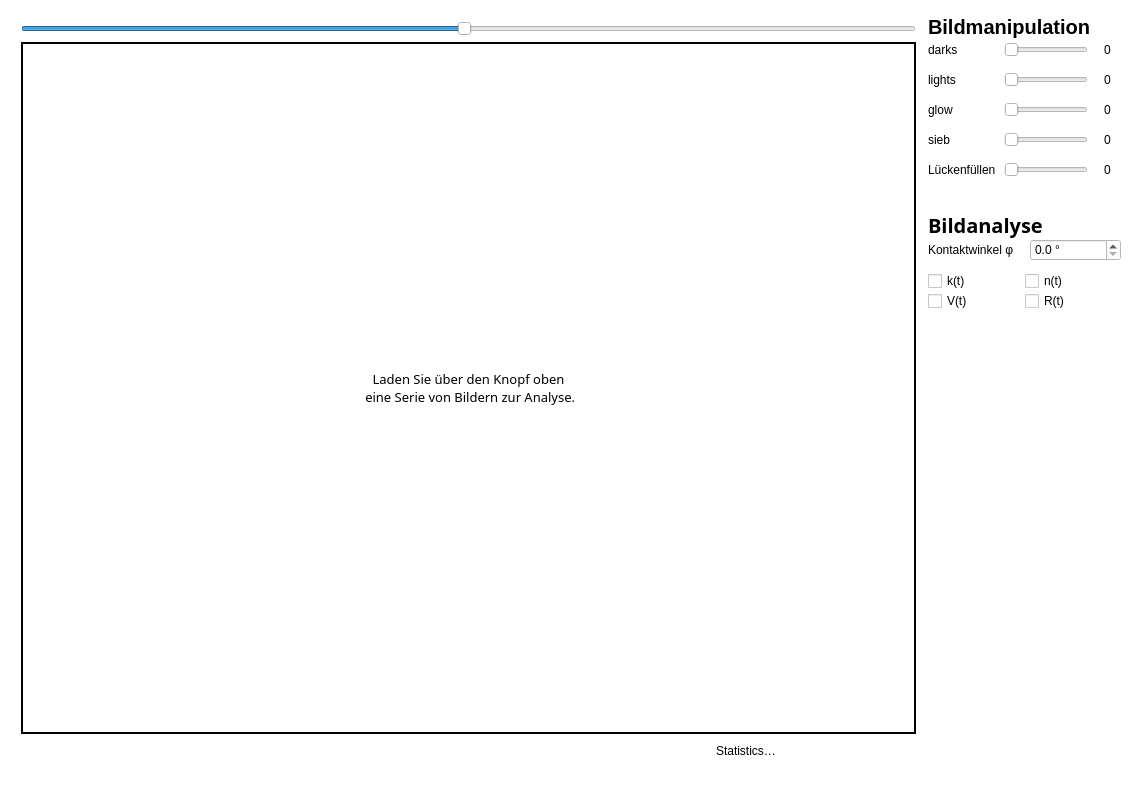
Before: the Qt Designer form Design.ui in Nico-Enghardt/Tropfen-Serien-Analyse, drawn with Qt 5.
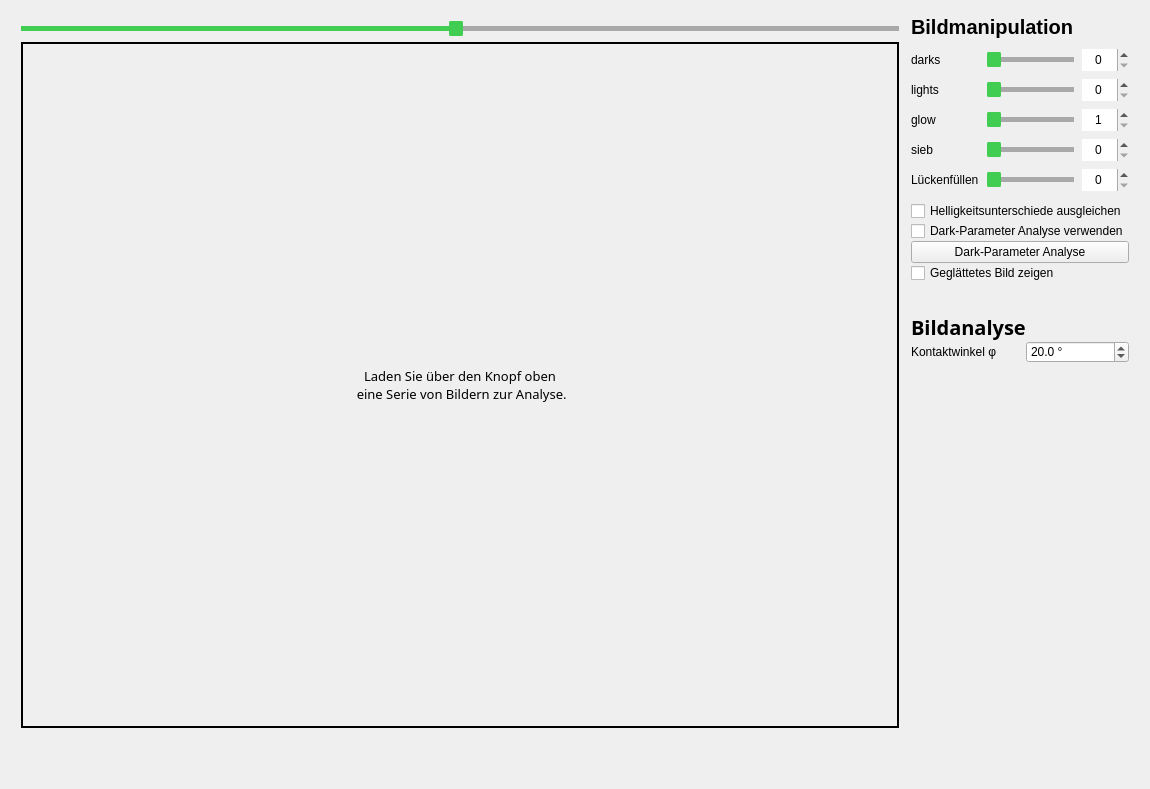
After: the same form once the commit is applied. Icons and pictures are not drawn.

What changed in the file:
```diff
--- a/Design.ui
+++ b/Design.ui
@@ -6,8 +6,8 @@
    <rect>
     <x>0</x>
     <y>0</y>
-    <width>1142</width>
-    <height>795</height>
+    <width>1150</width>
+    <height>789</height>
    </rect>
   </property>
   <property name="minimumSize">
@@ -28,7 +28,82 @@
   <property name="styleSheet">
    <string notr="true">background-color: rgb(255,255,255);
 color:black;
-font: 57 10pt &quot;NotoSerifTamilSlanted Medium&quot;;</string>
+font: 57 10pt &quot;NotoSerifTamilSlanted Medium&quot;;
+
+/*-----QSlider-----*/
+QSlider 
+{
+	background-color: transparent;
+
+}
+
+QSlider::groove:horizontal 
+{
+	background-color: transparent;
+	height: 5px;
+
+}
+
+
+QSlider::sub-page:horizontal 
+{
+	background-color: #41cd52;
+
+}
+
+
+QSlider::add-page:horizontal 
+{
+	background-color: #a9a9aa;
+
+}
+
+
+QSlider::handle:horizontal 
+{
+	background-color: #41cd52;
+	width: 14px;
+	margin-top: -6px;
+	margin-bottom: -6px;
+	border-radius: 3px;
+
+}
+
+
+QSlider::handle:horizontal:hover 
+{
+	background-color: #22af00;
+	border-radius: 3px;
+
+}
+
+
+QSlider::sub-page:horizontal:disabled 
+{
+	background-color: #bbb;
+	border-color: #999;
+
+}
+
+
+QSlider::add-page:horizontal:disabled 
+{
+	background-color: #eee;
+	border-color: #999;
+
+}
+
+
+QSlider::handle:horizontal:disabled 
+{
+	background-color: #eee;
+	border: 1px solid #aaa;
+	border-radius: 3px;
+
+}</string>
+  </property>
+  <property name="documentMode">
+   <bool>false</bool>
   </property>
   <property name="tabShape">
    <enum>QTabWidget::Triangular</enum>
@@ -46,7 +121,7 @@
    <property name="styleSheet">
     <string notr="true"/>
    </property>
-   <layout class="QGridLayout" name="gridLayout_2" rowstretch="10,0" columnstretch="4,0,0,0,0">
+   <layout class="QGridLayout" name="gridLayout_2" rowstretch="10,0" columnstretch="4,0,0,1">
     <property name="leftMargin">
      <number>15</number>
     </property>
@@ -62,7 +137,217 @@
     <property name="spacing">
      <number>0</number>
     </property>
-    <item row="0" column="4">
+    <item row="1" column="0" colspan="4">
+     <layout class="QVBoxLayout" name="timelineContainer">
+      <property name="leftMargin">
+       <number>6</number>
+      </property>
+      <property name="topMargin">
+       <number>6</number>
+      </property>
+      <property name="rightMargin">
+       <number>6</number>
+      </property>
+      <property name="bottomMargin">
+       <number>6</number>
+      </property>
+     </layout>
+    </item>
+    <item row="0" column="0" colspan="2">
+     <layout class="QGridLayout" name="gridLayout">
+      <property name="leftMargin">
+       <number>6</number>
+      </property>
+      <property name="topMargin">
+       <number>6</number>
+      </property>
+      <property name="rightMargin">
+       <number>6</number>
+      </property>
+      <property name="bottomMargin">
+       <number>6</number>
+      </property>
+      <property name="spacing">
+       <number>6</number>
+      </property>
+      <item row="1" column="0" colspan="5">
+       <widget class="QLabel" name="firstLabelGoodMorning">
+        <property name="sizePolicy">
+         <sizepolicy hsizetype="Expanding" vsizetype="Expanding">
+          <horstretch>0</horstretch>
+          <verstretch>0</verstretch>
+         </sizepolicy>
+        </property>
+        <property name="minimumSize">
+         <size>
+          <width>1</width>
+          <height>1</height>
+         </size>
+        </property>
+        <property name="font">
+         <font>
+          <family>NotoSerifTamilSlanted Medium</family>
+          <pointsize>10</pointsize>
+          <weight>7</weight>
+          <italic>false</italic>
+          <bold>false</bold>
+         </font>
+        </property>
+        <property name="styleSheet">
+         <string notr="true">border: 2px solid;</string>
+        </property>
+        <property name="text">
+         <string>Laden Sie über den Knopf oben
+ eine Serie von Bildern zur Analyse.</string>
+        </property>
+        <property name="scaledContents">
+         <bool>false</bool>
+        </property>
+        <property name="alignment">
+         <set>Qt::AlignCenter</set>
+        </property>
+        <property name="wordWrap">
+         <bool>true</bool>
+        </property>
+       </widget>
+      </item>
+      <item row="2" column="0">
+       <widget class="QPushButton" name="backwardsButton">
+        <property name="enabled">
+         <bool>false</bool>
+        </property>
+        <property name="sizePolicy">
+         <sizepolicy hsizetype="Fixed" vsizetype="Fixed">
+          <horstretch>0</horstretch>
+          <verstretch>0</verstretch>
+         </sizepolicy>
+        </property>
+        <property name="maximumSize">
+         <size>
+          <width>40</width>
+          <height>16777215</height>
+         </size>
+        </property>
+        <property name="text">
+         <string/>
+        </property>
+        <property name="icon">
+         <iconset resource="resources.qrc">
+          <normaloff>:/Icons/Icons/backwards.png</normaloff>:/Icons/Icons/backwards.png</iconset>
+        </property>
+        <property name="default">
+         <bool>false</bool>
+        </property>
+        <property name="flat">
+         <bool>true</bool>
+        </property>
+       </widget>
+      </item>
+      <item row="0" column="0" colspan="5">
+       <widget class="QSlider" name="revealSlider">
+        <property name="maximum">
+         <number>101</number>
+        </property>
+        <property name="singleStep">
+         <number>1</number>
+        </property>
+        <property name="value">
+         <number>50</number>
+        </property>
+        <property name="orientation">
+         <enum>Qt::Horizontal</enum>
+        </property>
+       </widget>
+      </item>
+      <item row="2" column="2">
+       <widget class="QPushButton" name="playButton">
+        <property name="enabled">
+         <bool>false</bool>
+        </property>
+        <property name="minimumSize">
+         <size>
+          <width>0</width>
+          <height>0</height>
+         </size>
+        </property>
+        <property name="maximumSize">
+         <size>
+          <width>55</width>
+          <height>16777215</height>
+         </size>
+        </property>
+        <property name="styleSheet">
+         <string notr="true"/>
+        </property>
+        <property name="text">
+         <string/>
+        </property>
+        <property name="icon">
+         <iconset resource="resources.qrc">
+          <normaloff>:/Icons/Icons/play.png</normaloff>:/Icons/Icons/play.png</iconset>
+        </property>
+        <property name="iconSize">
+         <size>
+          <width>21</width>
+          <height>16</height>
+         </size>
+        </property>
+        <property name="flat">
+         <bool>true</bool>
+        </property>
+       </widget>
+      </item>
+      <item row="2" column="1">
+       <widget class="QPushButton" name="forwardsButton">
+        <property name="enabled">
+         <bool>false</bool>
+        </property>
+        <property name="sizePolicy">
+         <sizepolicy hsizetype="Minimum" vsizetype="Fixed">
+          <horstretch>0</horstretch>
+          <verstretch>0</verstretch>
+         </sizepolicy>
+        </property>
+        <property name="maximumSize">
+         <size>
+          <width>40</width>
+          <height>16777215</height>
+         </size>
+        </property>
+        <property name="text">
+         <string/>
+        </property>
+        <property name="icon">
+         <iconset resource="resources.qrc">
+          <normaloff>:/Icons/Icons/forwards.png</normaloff>:/Icons/Icons/forwards.png</iconset>
+        </property>
+        <property name="checkable">
+         <bool>false</bool>
+        </property>
+        <property name="default">
+         <bool>false</bool>
+        </property>
+        <property name="flat">
+         <bool>true</bool>
+        </property>
+       </widget>
+      </item>
+      <item row="2" column="3" colspan="2">
+       <spacer name="horizontalSpacer">
+        <property name="orientation">
+         <enum>Qt::Horizontal</enum>
+        </property>
+        <property name="sizeHint" stdset="0">
+         <size>
+          <width>40</width>
+          <height>20</height>
+         </size>
+        </property>
+       </spacer>
+      </item>
+     </layout>
+    </item>
+    <item row="0" column="3">
      <layout class="QVBoxLayout" name="verticalLayout_3">
       <property name="leftMargin">
        <number>6</number>
@@ -87,20 +372,35 @@
         </property>
        </widget>
       </item>
+      <item>
+       <spacer name="verticalSpacer_5">
+        <property name="orientation">
+         <enum>Qt::Vertical</enum>
+        </property>
+        <property name="sizeType">
+         <enum>QSizePolicy::Fixed</enum>
+        </property>
+        <property name="sizeHint" stdset="0">
+         <size>
+          <width>20</width>
+          <height>10</height>
+         </size>
+        </property>
+       </spacer>
+      </item>
       <item>
        <layout class="QGridLayout" name="gridLayout_4">
         <property name="spacing">
          <number>8</number>
         </property>
-        <item row="1" column="0">
-         <widget class="QLabel" name="label">
-          <property name="text">
-           <string>lights</string>
+        <item row="1" column="1">
+         <widget class="QSlider" name="lightsSlider">
+          <property name="layoutDirection">
+           <enum>Qt::LeftToRight</enum>
           </property>
-         </widget>
-        </item>
-        <item row="0" column="1">
-         <widget class="QSlider" name="darksSlider">
+          <property name="minimum">
+           <number>0</number>
+          </property>
           <property name="maximum">
            <number>255</number>
           </property>
@@ -109,8 +409,43 @@
           </property>
          </widget>
         </item>
+        <item row="3" column="2">
+         <widget class="QSpinBox" name="siebNumber">
+          <property name="frame">
+           <bool>false</bool>
+          </property>
+          <property name="alignment">
+           <set>Qt::AlignCenter</set>
+          </property>
+          <property name="buttonSymbols">
+           <enum>QAbstractSpinBox::UpDownArrows</enum>
+          </property>
+          <property name="maximum">
+           <number>30</number>
+          </property>
+         </widget>
+        </item>
+        <item row="4" column="2">
+         <widget class="QSpinBox" name="lueckenNumber">
+          <property name="frame">
+           <bool>false</bool>
+          </property>
+          <property name="alignment">
+           <set>Qt::AlignCenter</set>
+          </property>
+          <property name="buttonSymbols">
+           <enum>QAbstractSpinBox::UpDownArrows</enum>
+          </property>
+          <property name="maximum">
+           <number>30</number>
+          </property>
+         </widget>
+        </item>
         <item row="2" column="1">
          <widget class="QSlider" name="glowSlider">
+          <property name="minimum">
+           <number>1</number>
+          </property>
           <property name="maximum">
            <number>30</number>
           </property>
@@ -119,23 +454,6 @@
           </property>
          </widget>
         </item>
-        <item row="1" column="1">
-         <widget class="QSlider" name="lightsSlider">
-          <property name="maximum">
-           <number>255</number>
-          </property>
-          <property name="orientation">
-           <enum>Qt::Horizontal</enum>
-          </property>
-         </widget>
-        </item>
-        <item row="0" column="0">
-         <widget class="QLabel" name="label_2">
-          <property name="text">
-           <string>darks</string>
-          </property>
-         </widget>
-        </item>
         <item row="2" column="0">
          <widget class="QLabel" name="label_4">
           <property name="text">
@@ -143,21 +461,8 @@
           </property>
          </widget>
         </item>
-        <item row="0" column="2">
-         <widget class="QSpinBox" name="spinBox">
-          <property name="frame">
-           <bool>false</bool>
-          </property>
-          <property name="alignment">
-           <set>Qt::AlignCenter</set>
-          </property>
-          <property name="buttonSymbols">
-           <enum>QAbstractSpinBox::NoButtons</enum>
-          </property>
-         </widget>
-        </item>
         <item row="1" column="2">
-         <widget class="QSpinBox" name="spinBox_2">
+         <widget class="QSpinBox" name="lightsNumber">
           <property name="wrapping">
            <bool>false</bool>
           </property>
@@ -168,20 +473,24 @@
            <set>Qt::AlignCenter</set>
           </property>
           <property name="buttonSymbols">
-           <enum>QAbstractSpinBox::NoButtons</enum>
+           <enum>QAbstractSpinBox::UpDownArrows</enum>
           </property>
+          <property name="maximum">
+           <number>255</number>
+          </property>
          </widget>
         </item>
-        <item row="2" column="2">
-         <widget class="QSpinBox" name="spinBox_3">
-          <property name="frame">
-           <bool>false</bool>
+        <item row="1" column="0">
+         <widget class="QLabel" name="label">
+          <property name="text">
+           <string>lights</string>
           </property>
-          <property name="alignment">
-           <set>Qt::AlignCenter</set>
-          </property>
-          <property name="buttonSymbols">
-           <enum>QAbstractSpinBox::NoButtons</enum>
+         </widget>
+        </item>
+        <item row="0" column="0">
+         <widget class="QLabel" name="label_2">
+          <property name="text">
+           <string>darks</string>
           </property>
          </widget>
         </item>
@@ -202,8 +511,18 @@
           </property>
          </widget>
         </item>
-        <item row="3" column="2">
-         <widget class="QSpinBox" name="spinBox_4">
+        <item row="4" column="1">
+         <widget class="QSlider" name="lueckenSlider">
+          <property name="maximum">
+           <number>30</number>
+          </property>
+          <property name="orientation">
+           <enum>Qt::Horizontal</enum>
+          </property>
+         </widget>
+        </item>
+        <item row="2" column="2">
+         <widget class="QSpinBox" name="glowNumber">
           <property name="frame">
            <bool>false</bool>
           </property>
@@ -211,7 +530,48 @@
            <set>Qt::AlignCenter</set>
           </property>
           <property name="buttonSymbols">
-           <enum>QAbstractSpinBox::NoButtons</enum>
+           <enum>QAbstractSpinBox::UpDownArrows</enum>
+          </property>
+          <property name="minimum">
+           <number>1</number>
+          </property>
+          <property name="maximum">
+           <number>30</number>
+          </property>
+         </widget>
+        </item>
+        <item row="0" column="1">
+         <widget class="QSlider" name="darksSlider">
+          <property name="enabled">
+           <bool>true</bool>
+          </property>
+          <property name="maximum">
+           <number>255</number>
+          </property>
+          <property name="orientation">
+           <enum>Qt::Horizontal</enum>
+          </property>
+         </widget>
+        </item>
+        <item row="0" column="2">
+         <widget class="QSpinBox" name="darksNumber">
+          <property name="wrapping">
+           <bool>false</bool>
+          </property>
+          <property name="frame">
+           <bool>false</bool>
+          </property>
+          <property name="alignment">
+           <set>Qt::AlignCenter</set>
+          </property>
+          <property name="buttonSymbols">
+           <enum>QAbstractSpinBox::UpDownArrows</enum>
+          </property>
+          <property name="accelerated">
+           <bool>false</bool>
+          </property>
+          <property name="maximum">
+           <number>255</number>
           </property>
          </widget>
         </item>
@@ -222,31 +582,52 @@
           </property>
          </widget>
         </item>
-        <item row="4" column="1">
-         <widget class="QSlider" name="lueckenSlider">
-          <property name="maximum">
-           <number>30</number>
-          </property>
-          <property name="orientation">
-           <enum>Qt::Horizontal</enum>
-          </property>
-         </widget>
-        </item>
-        <item row="4" column="2">
-         <widget class="QSpinBox" name="spinBox_5">
-          <property name="frame">
-           <bool>false</bool>
-          </property>
-          <property name="alignment">
-           <set>Qt::AlignCenter</set>
-          </property>
-          <property name="buttonSymbols">
-           <enum>QAbstractSpinBox::NoButtons</enum>
-          </property>
-         </widget>
-        </item>
        </layout>
       </item>
+      <item>
+       <spacer name="verticalSpacer_3">
+        <property name="orientation">
+         <enum>Qt::Vertical</enum>
+        </property>
+        <property name="sizeType">
+         <enum>QSizePolicy::Fixed</enum>
+        </property>
+        <property name="sizeHint" stdset="0">
+         <size>
+          <width>20</width>
+          <height>10</height>
+         </size>
+        </property>
+       </spacer>
+      </item>
+      <item>
+       <widget class="QCheckBox" name="balanceBox">
+        <property name="text">
+         <string>Helligkeitsunterschiede ausgleichen</string>
+        </property>
+       </widget>
+      </item>
+      <item>
+       <widget class="QCheckBox" name="darkAnalysisBox">
+        <property name="text">
+         <string>Dark-Parameter Analyse verwenden</string>
+        </property>
+       </widget>
+      </item>
+      <item>
+       <widget class="QPushButton" name="darkAnalyseBtn">
+        <property name="text">
+         <string>Dark-Parameter Analyse</string>
+        </property>
+       </widget>
+      </item>
+      <item>
+       <widget class="QCheckBox" name="showSmoothBox">
+        <property name="text">
+         <string>Geglättetes Bild zeigen</string>
+        </property>
+       </widget>
+      </item>
       <item>
        <spacer name="verticalSpacer">
         <property name="orientation">
@@ -303,12 +684,21 @@
           <property name="decimals">
            <number>1</number>
           </property>
+          <property name="minimum">
+           <double>0.100000000000000</double>
+          </property>
+          <property name="maximum">
+           <double>90.000000000000000</double>
+          </property>
+          <property name="value">
+           <double>20.000000000000000</double>
+          </property>
          </widget>
         </item>
        </layout>
       </item>
       <item>
-       <spacer name="verticalSpacer_3">
+       <spacer name="verticalSpacer_4">
         <property name="orientation">
          <enum>Qt::Vertical</enum>
         </property>
@@ -324,133 +714,6 @@
        </spacer>
       </item>
       <item>
-       <layout class="QGridLayout" name="gridLayout_3">
-        <item row="1" column="0">
-         <widget class="QCheckBox" name="checkBox_3">
-          <property name="text">
-           <string>V(t)</string>
-          </property>
-         </widget>
-        </item>
-        <item row="0" column="1">
-         <widget class="QCheckBox" name="checkBox_2">
-          <property name="text">
-           <string>n(t)</string>
-          </property>
-         </widget>
-        </item>
-        <item row="0" column="0">
-         <widget class="QCheckBox" name="checkBox">
-          <property name="enabled">
-           <bool>true</bool>
-          </property>
-          <property name="text">
-           <string>k(t)</string>
-          </property>
-          <property name="tristate">
-           <bool>false</bool>
-          </property>
-         </widget>
-        </item>
-        <item row="1" column="1">
-         <widget class="QCheckBox" name="checkBox_4">
-          <property name="text">
-           <string>R(t)</string>
-          </property>
-         </widget>
-        </item>
-       </layout>
-      </item>
-      <item>
-       <spacer name="verticalSpacer_2">
-        <property name="orientation">
-         <enum>Qt::Vertical</enum>
-        </property>
-        <property name="sizeHint" stdset="0">
-         <size>
-          <width>20</width>
-          <height>40</height>
-         </size>
-        </property>
-       </spacer>
-      </item>
-     </layout>
-    </item>
-    <item row="0" column="3">
-     <layout class="QVBoxLayout" name="verticalLayout_2"/>
-    </item>
-    <item row="1" column="0" colspan="5">
-     <layout class="QVBoxLayout" name="timelineContainer">
-      <property name="leftMargin">
-       <number>6</number>
-      </property>
-      <property name="topMargin">
-       <number>6</number>
-      </property>
-      <property name="rightMargin">
-       <number>6</number>
-      </property>
-      <property name="bottomMargin">
-       <number>6</number>
-      </property>
-     </layout>
-    </item>
-    <item row="0" column="0" colspan="2">
-     <layout class="QGridLayout" name="gridLayout">
-      <property name="leftMargin">
-       <number>6</number>
-      </property>
-      <property name="topMargin">
-       <number>6</number>
-      </property>
-      <property name="rightMargin">
-       <number>6</number>
-      </property>
-      <property name="bottomMargin">
-       <number>6</number>
-      </property>
-      <property name="spacing">
-       <number>6</number>
-      </property>
-      <item row="2" column="4">
-       <widget class="QPushButton" name="playButton">
-        <property name="enabled">
-         <bool>false</bool>
-        </property>
-        <property name="minimumSize">
-         <size>
-          <width>55</width>
-          <height>0</height>
-         </size>
-        </property>
-        <property name="maximumSize">
-         <size>
-          <width>55</width>
-          <height>16777215</height>
-         </size>
-        </property>
-        <property name="styleSheet">
-         <string notr="true"/>
-        </property>
-        <property name="text">
-         <string/>
-        </property>
-        <property name="icon">
-         <iconset resource="resources.qrc">
-          <normaloff>:/Icons/Icons/play.png</normaloff>:/Icons/Icons/play.png</iconset>
-        </property>
-        <property name="iconSize">
-         <size>
-          <width>21</width>
-          <height>16</height>
-         </size>
-        </property>
-        <property name="flat">
-         <bool>true</bool>
-        </property>
-       </widget>
-      </item>
-      <item row="2" column="7">
        <widget class="QLabel" name="statistics">
         <property name="minimumSize">
          <size>
@@ -462,147 +725,23 @@
          <string notr="true"/>
         </property>
         <property name="text">
-         <string>Statistics…</string>
-        </property>
-       </widget>
-      </item>
-      <item row="2" column="3">
-       <widget class="QPushButton" name="forwardsButton">
-        <property name="enabled">
-         <bool>false</bool>
-        </property>
-        <property name="sizePolicy">
-         <sizepolicy hsizetype="Minimum" vsizetype="Fixed">
-          <horstretch>0</horstretch>
-          <verstretch>0</verstretch>
-         </sizepolicy>
-        </property>
-        <property name="maximumSize">
-         <size>
-          <width>40</width>
-          <height>16777215</height>
-         </size>
-        </property>
-        <property name="text">
          <string/>
         </property>
-        <property name="icon">
-         <iconset resource="resources.qrc">
-          <normaloff>:/Icons/Icons/forwards.png</normaloff>:/Icons/Icons/forwards.png</iconset>
-        </property>
-        <property name="checkable">
-         <bool>false</bool>
-        </property>
-        <property name="default">
-         <bool>false</bool>
-        </property>
-        <property name="flat">
-         <bool>true</bool>
-        </property>
        </widget>
       </item>
-      <item row="0" column="1" colspan="7">
-       <widget class="QSlider" name="revealSlider">
-        <property name="maximum">
-         <number>101</number>
-        </property>
-        <property name="singleStep">
-         <number>1</number>
-        </property>
-        <property name="value">
-         <number>50</number>
-        </property>
+      <item>
+       <spacer name="verticalSpacer_2">
         <property name="orientation">
-         <enum>Qt::Horizontal</enum>
-        </property>
-       </widget>
-      </item>
-      <item row="1" column="1" colspan="7">
-       <widget class="QLabel" name="firstLabelGoodMorning">
-        <property name="sizePolicy">
-         <sizepolicy hsizetype="Expanding" vsizetype="Expanding">
-          <horstretch>0</horstretch>
-          <verstretch>0</verstretch>
-         </sizepolicy>
-        </property>
-        <property name="minimumSize">
-         <size>
-          <width>1</width>
-          <height>1</height>
-         </size>
-        </property>
-        <property name="font">
-         <font>
-          <family>NotoSerifTamilSlanted Medium</family>
-          <pointsize>10</pointsize>
-          <weight>7</weight>
-          <italic>false</italic>
-          <bold>false</bold>
-         </font>
-        </property>
-        <property name="styleSheet">
-         <string notr="true">border: 2px solid;</string>
-        </property>
-        <property name="text">
-         <string>Laden Sie über den Knopf oben
- eine Serie von Bildern zur Analyse.</string>
-        </property>
-        <property name="scaledContents">
-         <bool>false</bool>
-        </property>
-        <property name="alignment">
-         <set>Qt::AlignCenter</set>
-        </property>
-        <property name="wordWrap">
-         <bool>true</bool>
-        </property>
-       </widget>
-      </item>
-      <item row="2" column="5">
-       <spacer name="horizontalSpacer">
-        <property name="orientation">
-         <enum>Qt::Horizontal</enum>
+         <enum>Qt::Vertical</enum>
         </property>
         <property name="sizeHint" stdset="0">
          <size>
-          <width>40</width>
-          <height>20</height>
+          <width>20</width>
+          <height>40</height>
          </size>
         </property>
        </spacer>
       </item>
-      <item row="2" column="2">
-       <widget class="QPushButton" name="backwardsButton">
-        <property name="enabled">
-         <bool>false</bool>
-        </property>
-        <property name="sizePolicy">
-         <sizepolicy hsizetype="Fixed" vsizetype="Fixed">
-          <horstretch>0</horstretch>
-          <verstretch>0</verstretch>
-         </sizepolicy>
-        </property>
-        <property name="maximumSize">
-         <size>
-          <width>40</width>
-          <height>16777215</height>
-         </size>
-        </property>
-        <property name="text">
-         <string/>
-        </property>
-        <property name="icon">
-         <iconset resource="resources.qrc">
-          <normaloff>:/Icons/Icons/backwards.png</normaloff>:/Icons/Icons/backwards.png</iconset>
-        </property>
-        <property name="default">
-         <bool>false</bool>
-        </property>
-        <property name="flat">
-         <bool>true</bool>
-        </property>
-       </widget>
-      </item>
      </layout>
     </item>
    </layout>
@@ -612,7 +751,7 @@
     <rect>
      <x>0</x>
      <y>0</y>
-     <width>1142</width>
+     <width>1150</width>
      <height>33</height>
     </rect>
    </property>
```
